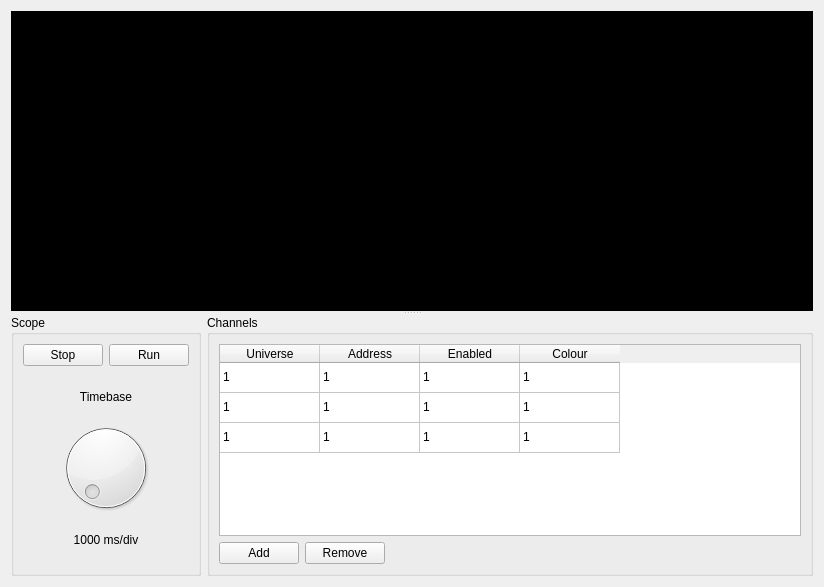
First picture: the form in ui/scopewindow.ui, repository docsteer/sacnview, before the edit.
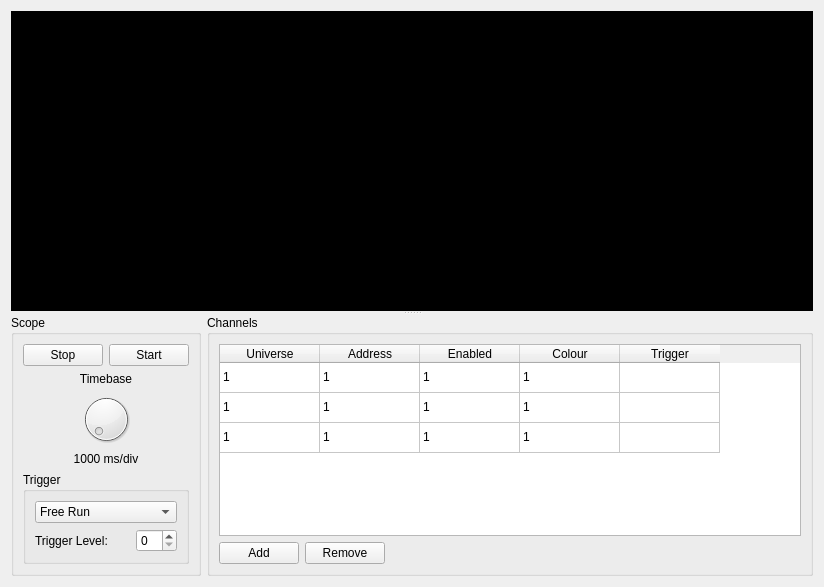
Second picture: the form after the edit. Icons and pictures are not drawn. Custom widgets are drawn as their Qt base class.

```diff
--- a/ui/scopewindow.ui
+++ b/ui/scopewindow.ui
@@ -47,7 +47,7 @@
          <property name="title">
           <string>Scope</string>
          </property>
-         <layout class="QVBoxLayout" name="verticalLayout_2">
+         <layout class="QVBoxLayout" name="verticalLayout">
           <item>
            <layout class="QHBoxLayout" name="horizontalLayout">
             <item>
@@ -60,15 +60,12 @@
             <item>
              <widget class="QPushButton" name="pushButton">
               <property name="text">
-               <string>Run</string>
+               <string>Start</string>
               </property>
              </widget>
             </item>
            </layout>
           </item>
-          <item>
-           <widget class="QWidget" name="widget_2" native="true">
-            <layout class="QVBoxLayout" name="verticalLayout">
              <item>
               <widget class="QLabel" name="label_2">
                <property name="text">
@@ -83,7 +80,7 @@
               <widget class="QDial" name="dial"/>
              </item>
              <item>
-              <widget class="QLabel" name="label">
+           <widget class="QLabel" name="lbTimebase">
                <property name="text">
                 <string>1000 ms/div</string>
                </property>
@@ -92,6 +89,41 @@
                </property>
               </widget>
              </item>
+          <item>
+           <widget class="QGroupBox" name="groupBox_3">
+            <property name="title">
+             <string>Trigger</string>
+            </property>
+            <layout class="QGridLayout" name="gridLayout">
+             <item row="1" column="0">
+              <widget class="QLabel" name="label">
+               <property name="text">
+                <string>Trigger Level:</string>
+               </property>
+              </widget>
+             </item>
+             <item row="1" column="2">
+              <widget class="QSpinBox" name="spinBox"/>
+             </item>
+             <item row="0" column="0" colspan="3">
+              <widget class="QComboBox" name="comboBox">
+               <item>
+                <property name="text">
+                 <string>Free Run</string>
+                </property>
+               </item>
+               <item>
+                <property name="text">
+                 <string>Rising Edge</string>
+                </property>
+               </item>
+               <item>
+                <property name="text">
+                 <string>Falling Edge</string>
+                </property>
+               </item>
+              </widget>
+             </item>
             </layout>
            </widget>
           </item>
@@ -150,6 +182,11 @@
               <string>Colour</string>
              </property>
             </column>
+            <column>
+             <property name="text">
+              <string>Trigger</string>
+             </property>
+            </column>
             <item row="0" column="0">
              <property name="text">
               <string>1</string>
```
Left out of the diff: 12 changed lines with no effect on the pictures. Lines whose indentation alone changed are shown as unchanged.
